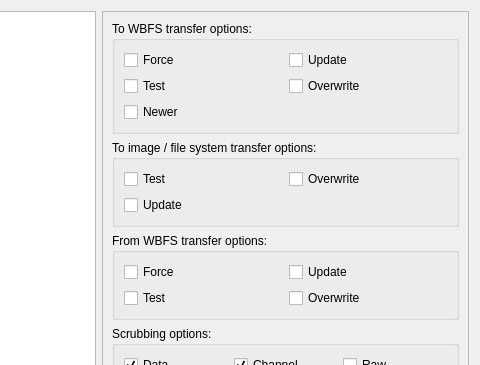
First picture: the form in resources/ui/settings.ui, repository evertonstz/wiibafu, before the edit; both pictures show x 147 to 627 and y 0 to 365 of the 627 by 462 pixel window.
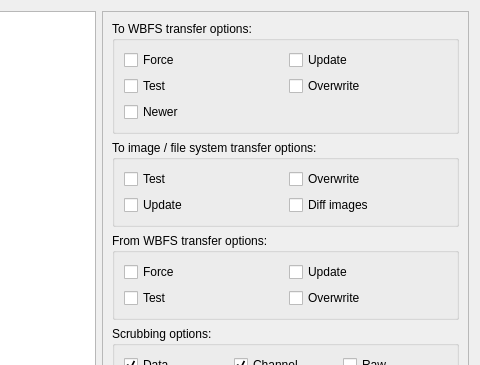
Second picture: the form after the edit. The open tabs and pages were chosen to show the change. Icons and pictures are not drawn.

Commit message: Diff for images after transfer

Diff of the .ui file:
```diff
--- a/resources/ui/settings.ui
+++ b/resources/ui/settings.ui
@@ -1043,6 +1043,13 @@
             </property>
            </widget>
           </item>
+          <item row="2" column="1">
+           <widget class="QCheckBox" name="transferToImageFST_checkBox_Diff">
+            <property name="text">
+             <string>Diff images</string>
+            </property>
+           </widget>
+          </item>
          </layout>
         </widget>
        </item>
```
The commit also changes 3 other files.
